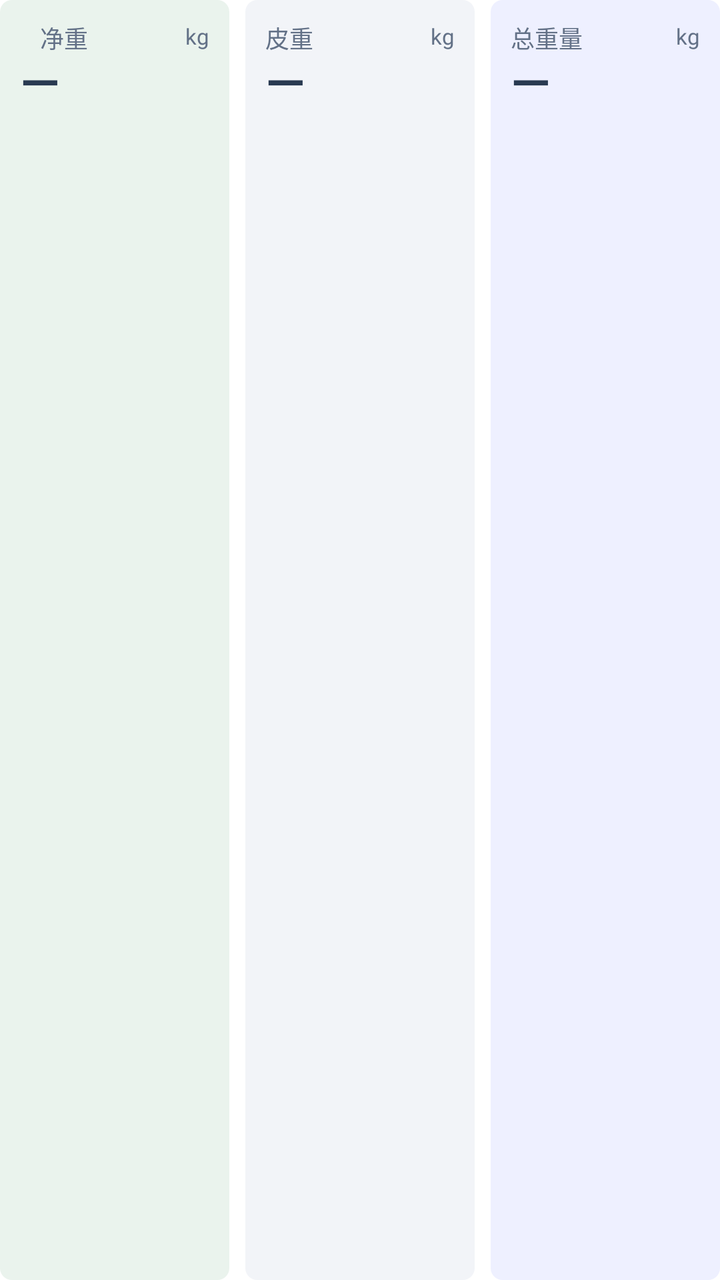
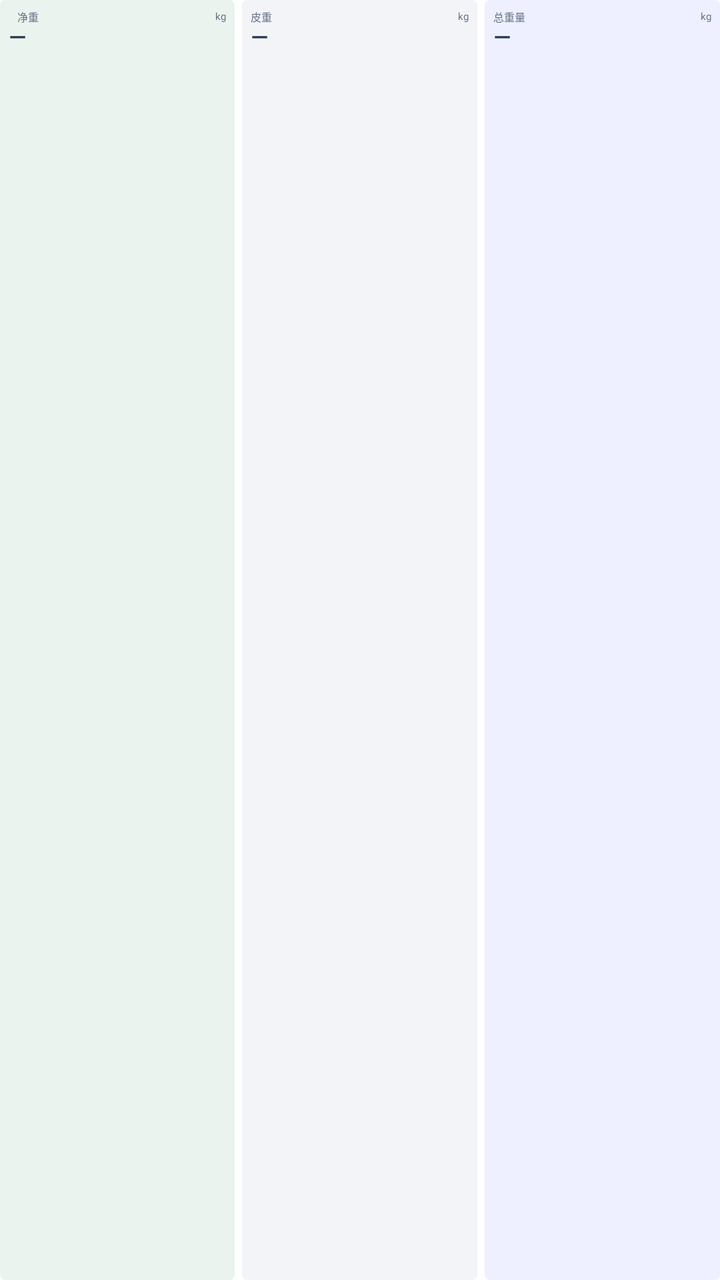

The first picture is an Android layout as it rendered before a commit; the second is the same layout after the commit. The layout source and the unified diff follow.
<!-- AndroidManifest.xml: application theme AppTheme.NoActionBar -->
<!-- res/layout/checkout_weights.xml -->
<LinearLayout xmlns:android="http://schemas.android.com/apk/res/android" android:layout_width="match_parent" android:layout_height="64dp" android:id="@+id/countWeightTypeLayout" android:orientation="horizontal">
  <LinearLayout android:layout_width="0dp" android:layout_height="match_parent" android:id="@+id/netWeightCard" android:layout_weight="1" android:orientation="vertical" android:padding="10dp" android:background="@drawable/bg_checkout_net" android:clickable="true" android:focusable="true" android:layout_marginStart="0dp">
    <LinearLayout android:layout_width="match_parent" android:layout_height="wrap_content" android:gravity="center_vertical">
      <View android:layout_width="6dp" android:layout_height="6dp" android:id="@+id/connectLine" android:background="@drawable/bg_red_round" android:layout_marginEnd="4dp" />
      <TextView android:layout_width="0dp" android:layout_height="wrap_content" android:text="@string/checkout_net" android:textSize="12sp" android:textColor="#637187" android:fontFamily="@font/retail_sans" android:includeFontPadding="false" android:layout_weight="1" />
      <TextView android:layout_width="wrap_content" android:layout_height="wrap_content" android:text="kg" android:textSize="11sp" android:textColor="#637187" android:fontFamily="@font/retail_sans" android:includeFontPadding="false" />
    </LinearLayout>
    <TextView android:layout_width="match_parent" android:layout_height="wrap_content" android:text="—" android:textSize="25sp" android:textColor="#293A51" android:fontFamily="@font/retail_sans" android:includeFontPadding="false" android:id="@+id/weightTv" android:textStyle="bold" android:maxLines="1" android:autoSizeTextType="uniform" android:autoSizeMinTextSize="16sp" android:autoSizeMaxTextSize="25sp" android:autoSizeStepGranularity="1sp" />
  </LinearLayout>
  <LinearLayout android:layout_width="0dp" android:layout_height="match_parent" android:id="@+id/tareWeightCard" android:layout_weight="1" android:orientation="vertical" android:padding="10dp" android:background="@drawable/bg_checkout_tare" android:clickable="true" android:focusable="true" android:layout_marginStart="8dp">
    <LinearLayout android:layout_width="match_parent" android:layout_height="wrap_content" android:gravity="center_vertical">
      <TextView android:layout_width="0dp" android:layout_height="wrap_content" android:text="@string/checkout_tare" android:textSize="12sp" android:textColor="#637187" android:fontFamily="@font/retail_sans" android:includeFontPadding="false" android:layout_weight="1" />
      <TextView android:layout_width="wrap_content" android:layout_height="wrap_content" android:text="kg" android:textSize="11sp" android:textColor="#637187" android:fontFamily="@font/retail_sans" android:includeFontPadding="false" />
    </LinearLayout>
    <TextView android:layout_width="match_parent" android:layout_height="wrap_content" android:text="—" android:textSize="25sp" android:textColor="#293A51" android:fontFamily="@font/retail_sans" android:includeFontPadding="false" android:id="@+id/tareWeight" android:textStyle="bold" android:maxLines="1" android:autoSizeTextType="uniform" android:autoSizeMinTextSize="16sp" android:autoSizeMaxTextSize="25sp" android:autoSizeStepGranularity="1sp" />
  </LinearLayout>
  <LinearLayout android:layout_width="0dp" android:layout_height="match_parent" android:id="@+id/grossWeightCard" android:layout_weight="1" android:orientation="vertical" android:padding="10dp" android:background="@drawable/bg_checkout_gross" android:clickable="true" android:focusable="true" android:layout_marginStart="8dp">
    <LinearLayout android:layout_width="match_parent" android:layout_height="wrap_content" android:gravity="center_vertical">
      <TextView android:layout_width="0dp" android:layout_height="wrap_content" android:text="@string/checkout_gross" android:textSize="12sp" android:textColor="#637187" android:fontFamily="@font/retail_sans" android:includeFontPadding="false" android:layout_weight="1" />
      <TextView android:layout_width="wrap_content" android:layout_height="wrap_content" android:text="kg" android:textSize="11sp" android:textColor="#637187" android:fontFamily="@font/retail_sans" android:includeFontPadding="false" />
    </LinearLayout>
    <TextView android:layout_width="match_parent" android:layout_height="wrap_content" android:text="—" android:textSize="25sp" android:textColor="#293A51" android:fontFamily="@font/retail_sans" android:includeFontPadding="false" android:id="@+id/grossWeight" android:textStyle="bold" android:maxLines="1" android:autoSizeTextType="uniform" android:autoSizeMinTextSize="16sp" android:autoSizeMaxTextSize="25sp" android:autoSizeStepGranularity="1sp" />
  </LinearLayout>
</LinearLayout>
<!-- resources referenced by this layout -->
<resources>
  <!-- drawable bg_checkout_gross (drawable) -->
  <shape xmlns:android="http://schemas.android.com/apk/res/android">
    <solid android:color="#EEF0FF" />
    <corners android:radius="6dp" />
  </shape>
  <!-- drawable bg_checkout_net (drawable) -->
  <shape xmlns:android="http://schemas.android.com/apk/res/android">
    <solid android:color="#EAF3ED" />
    <corners android:radius="6dp" />
  </shape>
  <!-- drawable bg_checkout_tare (drawable) -->
  <shape xmlns:android="http://schemas.android.com/apk/res/android">
    <solid android:color="#F2F4F8" />
    <corners android:radius="6dp" />
  </shape>
  <!-- drawable bg_red_round (drawable) -->
  <?xml version="1.0" encoding="utf-8"?>
  <shape xmlns:android="http://schemas.android.com/apk/res/android">
      <solid android:color="@color/RED" />
      <corners android:radius="@dimen/dp_100" />
  </shape>
  <string name="checkout_gross">总重量</string>
  <string name="checkout_net">净重</string>
  <string name="checkout_tare">皮重</string>
  <style name="AppTheme.NoActionBar" parent="Theme.MaterialComponents.NoActionBar">
          <item name="android:windowAnimationStyle">@style/NoPageAnimation</item>
          <item name="android:windowBackground">@color/white</item>
      </style>
  <dimen name="dp_100">100dp</dimen>
  <style name="NoPageAnimation" parent="android:style/Animation.Activity">
          <item name="android:activityOpenEnterAnimation">@null</item>
          <item name="android:activityOpenExitAnimation">@null</item>
          <item name="android:activityCloseEnterAnimation">@null</item>
          <item name="android:activityCloseExitAnimation">@null</item>
      </style>
  <color name="white">#FFFFFFFF</color>
</resources>

<!-- the commit's change to res/layout/checkout_weights.xml (unified diff, before → after) -->
@@ -1,24 +1,175 @@
-<LinearLayout xmlns:android="http://schemas.android.com/apk/res/android" android:layout_width="match_parent" android:layout_height="64dp" android:id="@+id/countWeightTypeLayout" android:orientation="horizontal">
-  <LinearLayout android:layout_width="0dp" android:layout_height="match_parent" android:id="@+id/netWeightCard" android:layout_weight="1" android:orientation="vertical" android:padding="10dp" android:background="@drawable/bg_checkout_net" android:clickable="true" android:focusable="true" android:layout_marginStart="0dp">
-    <LinearLayout android:layout_width="match_parent" android:layout_height="wrap_content" android:gravity="center_vertical">
-      <View android:layout_width="6dp" android:layout_height="6dp" android:id="@+id/connectLine" android:background="@drawable/bg_red_round" android:layout_marginEnd="4dp" />
-      <TextView android:layout_width="0dp" android:layout_height="wrap_content" android:text="@string/checkout_net" android:textSize="12sp" android:textColor="#637187" android:fontFamily="@font/retail_sans" android:includeFontPadding="false" android:layout_weight="1" />
-      <TextView android:layout_width="wrap_content" android:layout_height="wrap_content" android:text="kg" android:textSize="11sp" android:textColor="#637187" android:fontFamily="@font/retail_sans" android:includeFontPadding="false" />
+<LinearLayout xmlns:android="http://schemas.android.com/apk/res/android"
+    android:layout_width="match_parent"
+    android:layout_height="@dimen/dp_32"
+    android:id="@+id/countWeightTypeLayout"
+    android:orientation="horizontal">
+
+    <LinearLayout
+        android:layout_width="@dimen/dp_0"
+        android:layout_height="match_parent"
+        android:id="@+id/netWeightCard"
+        android:layout_weight="1"
+        android:orientation="vertical"
+        android:padding="@dimen/dp_5"
+        android:background="@drawable/bg_checkout_net"
+        android:clickable="true"
+        android:focusable="true"
+        android:layout_marginStart="@dimen/dp_0">
+
+        <LinearLayout
+            android:layout_width="match_parent"
+            android:layout_height="wrap_content"
+            android:gravity="center_vertical">
+
+            <View
+                android:layout_width="@dimen/dp_3"
+                android:layout_height="@dimen/dp_3"
+                android:id="@+id/connectLine"
+                android:background="@drawable/bg_red_round"
+                android:layout_marginEnd="@dimen/dp_2" />
+
+            <TextView
+                android:layout_width="@dimen/dp_0"
+                android:layout_height="wrap_content"
+                android:text="@string/checkout_net"
+                android:textSize="@dimen/sp_6"
+                android:textColor="#637187"
+                android:fontFamily="@font/retail_sans"
+                android:includeFontPadding="false"
+                android:layout_weight="1" />
+
+            <TextView
+                android:layout_width="wrap_content"
+                android:layout_height="wrap_content"
+                android:text="kg"
+                android:textSize="@dimen/sp_5_5"
+                android:textColor="#637187"
+                android:fontFamily="@font/retail_sans"
+                android:includeFontPadding="false" />
+        </LinearLayout>
+
+        <TextView
+            android:layout_width="match_parent"
+            android:layout_height="wrap_content"
+            android:text="—"
+            android:textSize="@dimen/sp_12_5"
+            android:textColor="#293A51"
+            android:fontFamily="@font/retail_sans"
+            android:includeFontPadding="false"
+            android:id="@+id/weightTv"
+            android:textStyle="bold"
+            android:maxLines="1"
+            android:autoSizeTextType="uniform"
+            android:autoSizeMinTextSize="@dimen/sp_8"
+            android:autoSizeMaxTextSize="@dimen/sp_12_5"
+            android:autoSizeStepGranularity="@dimen/sp_0_5" />
     </LinearLayout>
-    <TextView android:layout_width="match_parent" android:layout_height="wrap_content" android:text="—" android:textSize="25sp" android:textColor="#293A51" android:fontFamily="@font/retail_sans" android:includeFontPadding="false" android:id="@+id/weightTv" android:textStyle="bold" android:maxLines="1" android:autoSizeTextType="uniform" android:autoSizeMinTextSize="16sp" android:autoSizeMaxTextSize="25sp" android:autoSizeStepGranularity="1sp" />
-  </LinearLayout>
-  <LinearLayout android:layout_width="0dp" android:layout_height="match_parent" android:id="@+id/tareWeightCard" android:layout_weight="1" android:orientation="vertical" android:padding="10dp" android:background="@drawable/bg_checkout_tare" android:clickable="true" android:focusable="true" android:layout_marginStart="8dp">
-    <LinearLayout android:layout_width="match_parent" android:layout_height="wrap_content" android:gravity="center_vertical">
-      <TextView android:layout_width="0dp" android:layout_height="wrap_content" android:text="@string/checkout_tare" android:textSize="12sp" android:textColor="#637187" android:fontFamily="@font/retail_sans" android:includeFontPadding="false" android:layout_weight="1" />
-      <TextView android:layout_width="wrap_content" android:layout_height="wrap_content" android:text="kg" android:textSize="11sp" android:textColor="#637187" android:fontFamily="@font/retail_sans" android:includeFontPadding="false" />
+
+    <LinearLayout
+        android:layout_width="@dimen/dp_0"
+        android:layout_height="match_parent"
+        android:id="@+id/tareWeightCard"
+        android:layout_weight="1"
+        android:orientation="vertical"
+        android:padding="@dimen/dp_5"
+        android:background="@drawable/bg_checkout_tare"
+        android:clickable="true"
+        android:focusable="true"
+        android:layout_marginStart="@dimen/dp_4">
+
+        <LinearLayout
+            android:layout_width="match_parent"
+            android:layout_height="wrap_content"
+            android:gravity="center_vertical">
+
+            <TextView
+                android:layout_width="@dimen/dp_0"
+                android:layout_height="wrap_content"
+                android:text="@string/checkout_tare"
+                android:textSize="@dimen/sp_6"
+                android:textColor="#637187"
+                android:fontFamily="@font/retail_sans"
+                android:includeFontPadding="false"
+                android:layout_weight="1" />
+
+            <TextView
+                android:layout_width="wrap_content"
+                android:layout_height="wrap_content"
+                android:text="kg"
+                android:textSize="@dimen/sp_5_5"
+                android:textColor="#637187"
+                android:fontFamily="@font/retail_sans"
+                android:includeFontPadding="false" />
+        </LinearLayout>
+
+        <TextView
+            android:layout_width="match_parent"
+            android:layout_height="wrap_content"
+            android:text="—"
+            android:textSize="@dimen/sp_12_5"
+            android:textColor="#293A51"
+            android:fontFamily="@font/retail_sans"
+            android:includeFontPadding="false"
+            android:id="@+id/tareWeight"
+            android:textStyle="bold"
+            android:maxLines="1"
+            android:autoSizeTextType="uniform"
+            android:autoSizeMinTextSize="@dimen/sp_8"
+            android:autoSizeMaxTextSize="@dimen/sp_12_5"
+            android:autoSizeStepGranularity="@dimen/sp_0_5" />
     </LinearLayout>
-    <TextView android:layout_width="match_parent" android:layout_height="wrap_content" android:text="—" android:textSize="25sp" android:textColor="#293A51" android:fontFamily="@font/retail_sans" android:includeFontPadding="false" android:id="@+id/tareWeight" android:textStyle="bold" android:maxLines="1" android:autoSizeTextType="uniform" android:autoSizeMinTextSize="16sp" android:autoSizeMaxTextSize="25sp" android:autoSizeStepGranularity="1sp" />
-  </LinearLayout>
-  <LinearLayout android:layout_width="0dp" android:layout_height="match_parent" android:id="@+id/grossWeightCard" android:layout_weight="1" android:orientation="vertical" android:padding="10dp" android:background="@drawable/bg_checkout_gross" android:clickable="true" android:focusable="true" android:layout_marginStart="8dp">
-    <LinearLayout android:layout_width="match_parent" android:layout_height="wrap_content" android:gravity="center_vertical">
-      <TextView android:layout_width="0dp" android:layout_height="wrap_content" android:text="@string/checkout_gross" android:textSize="12sp" android:textColor="#637187" android:fontFamily="@font/retail_sans" android:includeFontPadding="false" android:layout_weight="1" />
-      <TextView android:layout_width="wrap_content" android:layout_height="wrap_content" android:text="kg" android:textSize="11sp" android:textColor="#637187" android:fontFamily="@font/retail_sans" android:includeFontPadding="false" />
+
+    <LinearLayout
+        android:layout_width="@dimen/dp_0"
+        android:layout_height="match_parent"
+        android:id="@+id/grossWeightCard"
+        android:layout_weight="1"
+        android:orientation="vertical"
+        android:padding="@dimen/dp_5"
+        android:background="@drawable/bg_checkout_gross"
+        android:clickable="true"
+        android:focusable="true"
+        android:layout_marginStart="@dimen/dp_4">
+
+        <LinearLayout
+            android:layout_width="match_parent"
+            android:layout_height="wrap_content"
+            android:gravity="center_vertical">
+
+            <TextView
+                android:layout_width="@dimen/dp_0"
+                android:layout_height="wrap_content"
+                android:text="@string/checkout_gross"
+                android:textSize="@dimen/sp_6"
+                android:textColor="#637187"
+                android:fontFamily="@font/retail_sans"
+                android:includeFontPadding="false"
+                android:layout_weight="1" />
+
+            <TextView
+                android:layout_width="wrap_content"
+                android:layout_height="wrap_content"
+                android:text="kg"
+                android:textSize="@dimen/sp_5_5"
+                android:textColor="#637187"
+                android:fontFamily="@font/retail_sans"
+                android:includeFontPadding="false" />
+        </LinearLayout>
+
+        <TextView
+            android:layout_width="match_parent"
+            android:layout_height="wrap_content"
+            android:text="—"
+            android:textSize="@dimen/sp_12_5"
+            android:textColor="#293A51"
+            android:fontFamily="@font/retail_sans"
+            android:includeFontPadding="false"
+            android:id="@+id/grossWeight"
+            android:textStyle="bold"
+            android:maxLines="1"
+            android:autoSizeTextType="uniform"
+            android:autoSizeMinTextSize="@dimen/sp_8"
+            android:autoSizeMaxTextSize="@dimen/sp_12_5"
+            android:autoSizeStepGranularity="@dimen/sp_0_5" />
     </LinearLayout>
-    <TextView android:layout_width="match_parent" android:layout_height="wrap_content" android:text="—" android:textSize="25sp" android:textColor="#293A51" android:fontFamily="@font/retail_sans" android:includeFontPadding="false" android:id="@+id/grossWeight" android:textStyle="bold" android:maxLines="1" android:autoSizeTextType="uniform" android:autoSizeMinTextSize="16sp" android:autoSizeMaxTextSize="25sp" android:autoSizeStepGranularity="1sp" />
-  </LinearLayout>
 </LinearLayout>
<!-- resource entries referenced after the edit -->
@@ -1,19 +1,30 @@
 <!-- resources referenced by this layout -->
 <resources>
+  <dimen name="dp_0">0dp</dimen>
+  <dimen name="dp_2">2dp</dimen>
+  <dimen name="dp_3">3dp</dimen>
+  <dimen name="dp_32">32dp</dimen>
+  <dimen name="dp_4">4dp</dimen>
+  <dimen name="dp_5">5dp</dimen>
+  <dimen name="sp_0_5">0.5sp</dimen>
+  <dimen name="sp_12_5">12.5sp</dimen>
+  <dimen name="sp_5_5">5.5sp</dimen>
+  <dimen name="sp_6">6sp</dimen>
+  <dimen name="sp_8">8sp</dimen>
   <!-- drawable bg_checkout_gross (drawable) -->
   <shape xmlns:android="http://schemas.android.com/apk/res/android">
-    <solid android:color="#EEF0FF" />
-    <corners android:radius="6dp" />
+      <solid android:color="#EEF0FF" />
+      <corners android:radius="@dimen/dp_3" />
   </shape>
   <!-- drawable bg_checkout_net (drawable) -->
   <shape xmlns:android="http://schemas.android.com/apk/res/android">
-    <solid android:color="#EAF3ED" />
-    <corners android:radius="6dp" />
+      <solid android:color="#EAF3ED" />
+      <corners android:radius="@dimen/dp_3" />
   </shape>
   <!-- drawable bg_checkout_tare (drawable) -->
   <shape xmlns:android="http://schemas.android.com/apk/res/android">
-    <solid android:color="#F2F4F8" />
-    <corners android:radius="6dp" />
+      <solid android:color="#F2F4F8" />
+      <corners android:radius="@dimen/dp_3" />
   </shape>
   <!-- drawable bg_red_round (drawable) -->
   <?xml version="1.0" encoding="utf-8"?>
